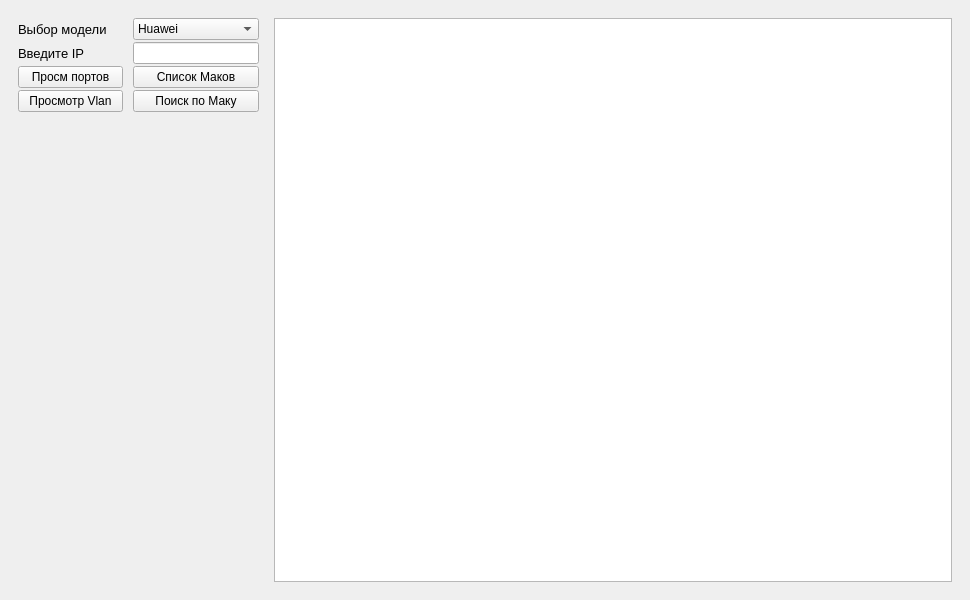
Old version of the form disein.ui in the repository saidgadgiev/FlyTech.
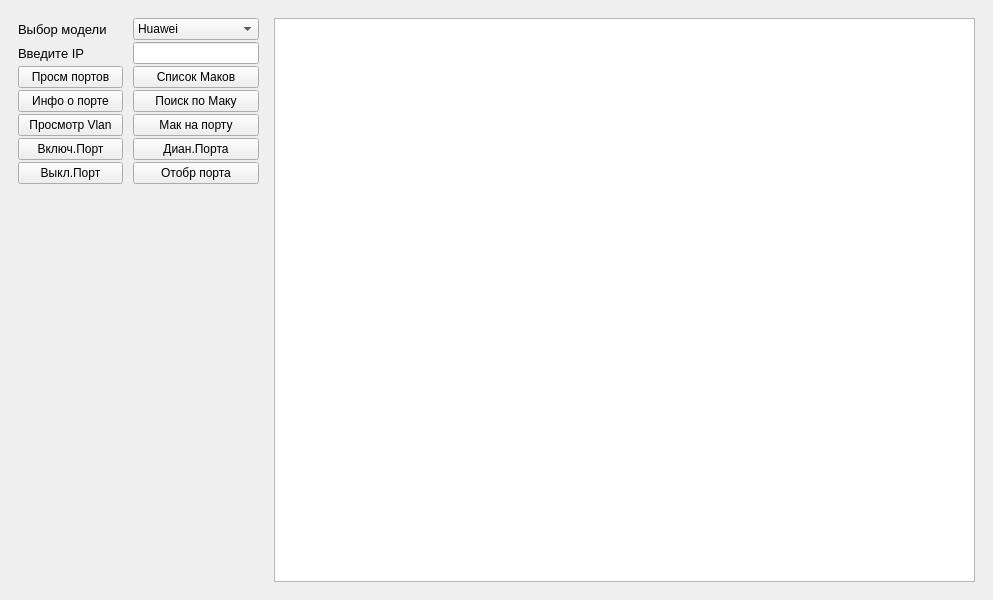
New version of the form.

Commit message: add information obout port 02.07.2023

The edit to the form file:
```diff
--- a/disein.ui
+++ b/disein.ui
@@ -6,7 +6,7 @@
    <rect>
     <x>0</x>
     <y>0</y>
-    <width>970</width>
+    <width>993</width>
     <height>600</height>
    </rect>
   </property>
@@ -126,6 +126,19 @@
             </property>
            </widget>
           </item>
+          <item row="3" column="0">
+           <widget class="QPushButton" name="infoPortBTN">
+            <property name="minimumSize">
+             <size>
+              <width>105</width>
+              <height>0</height>
+             </size>
+            </property>
+            <property name="text">
+             <string>Инфо о порте</string>
+            </property>
+           </widget>
+          </item>
           <item row="3" column="1">
            <widget class="QPushButton" name="serchMacBTN">
             <property name="minimumSize">
@@ -139,7 +152,14 @@
             </property>
            </widget>
           </item>
-          <item row="3" column="0">
+          <item row="4" column="1">
+           <widget class="QPushButton" name="macPortBTN">
+            <property name="text">
+             <string>Мак на порту</string>
+            </property>
+           </widget>
+          </item>
+          <item row="4" column="0">
            <widget class="QPushButton" name="listVlanBTN">
             <property name="minimumSize">
              <size>
@@ -152,6 +172,58 @@
             </property>
            </widget>
           </item>
+          <item row="5" column="0">
+           <widget class="QPushButton" name="noShundownPortBTN">
+            <property name="minimumSize">
+             <size>
+              <width>105</width>
+              <height>0</height>
+             </size>
+            </property>
+            <property name="text">
+             <string>Включ.Порт</string>
+            </property>
+           </widget>
+          </item>
+          <item row="6" column="0">
+           <widget class="QPushButton" name="shundownPortBTN">
+            <property name="minimumSize">
+             <size>
+              <width>105</width>
+              <height>0</height>
+             </size>
+            </property>
+            <property name="text">
+             <string>Выкл.Порт</string>
+            </property>
+           </widget>
+          </item>
+          <item row="5" column="1">
+           <widget class="QPushButton" name="checkPortBTN">
+            <property name="minimumSize">
+             <size>
+              <width>105</width>
+              <height>0</height>
+             </size>
+            </property>
+            <property name="text">
+             <string>Диан.Порта</string>
+            </property>
+           </widget>
+          </item>
+          <item row="6" column="1">
+           <widget class="QPushButton" name="disThisBTN">
+            <property name="minimumSize">
+             <size>
+              <width>105</width>
+              <height>0</height>
+             </size>
+            </property>
+            <property name="text">
+             <string>Отобр порта</string>
+            </property>
+           </widget>
+          </item>
          </layout>
         </widget>
        </item>
```
The commit also changes 6 other files.
